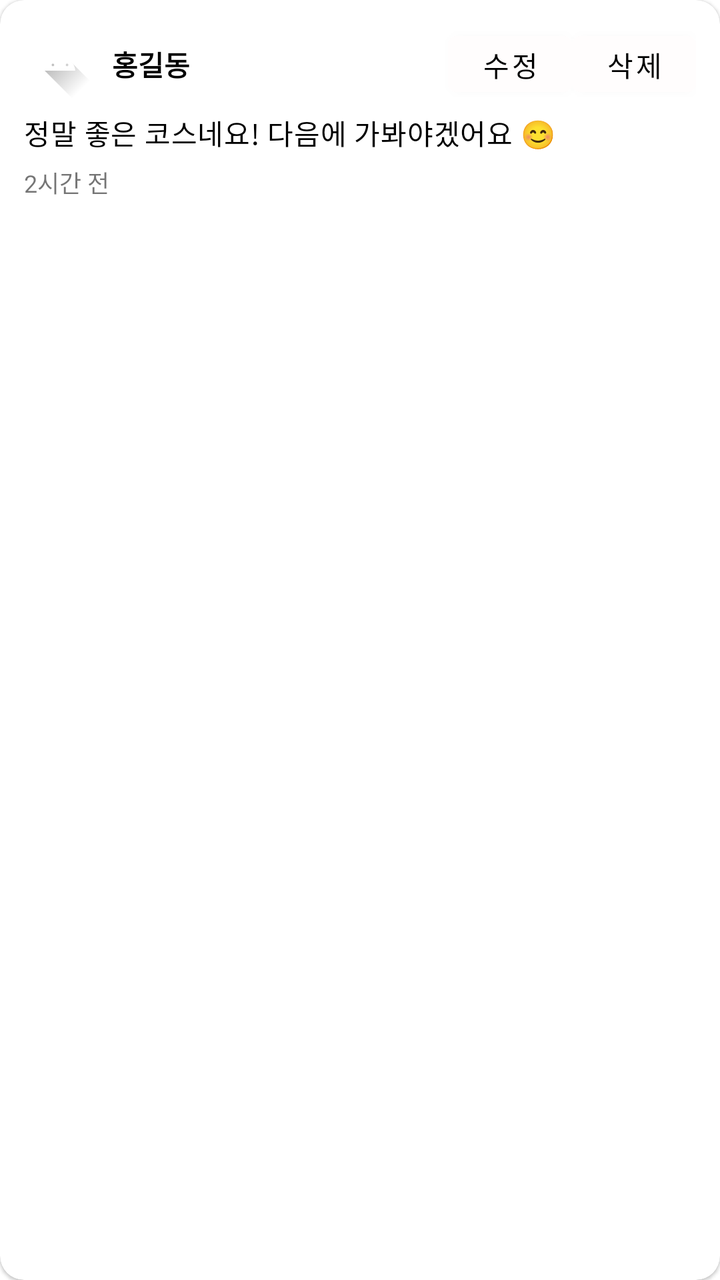
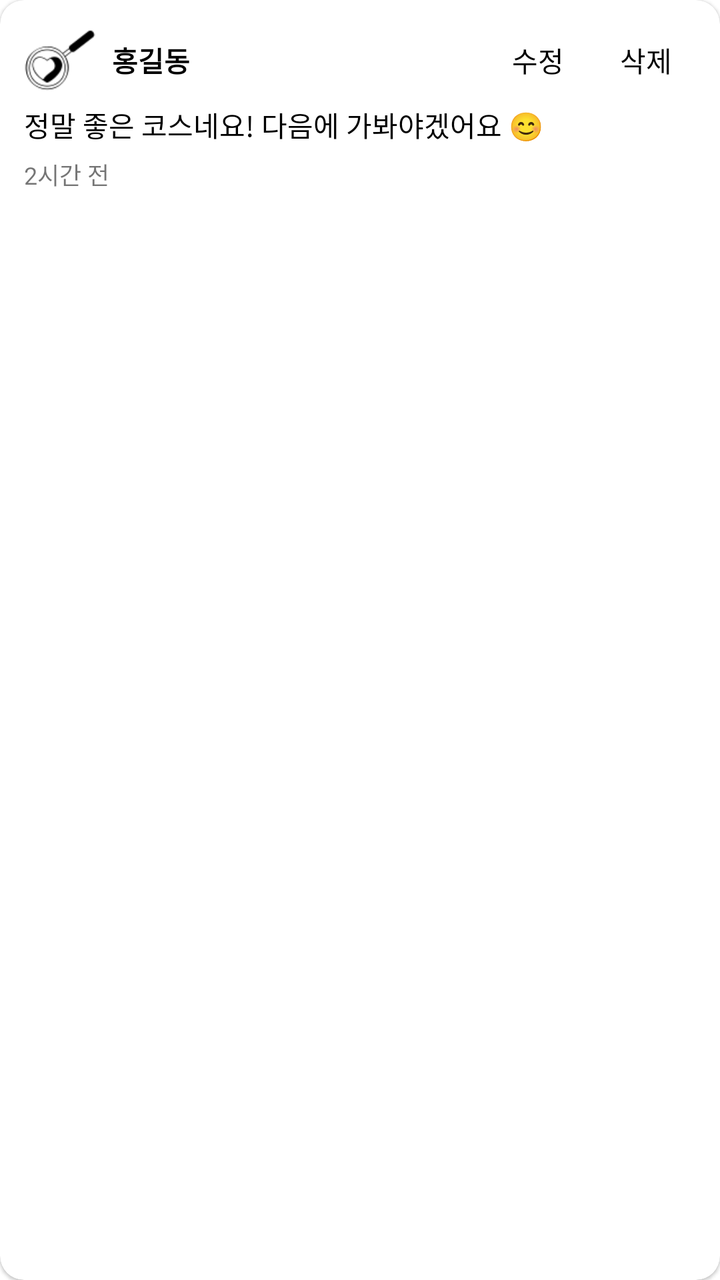

Before-and-after screenshots of an Android layout around one commit, followed by the original layout XML and the change that was made.
<!-- AndroidManifest.xml: application theme Theme.DateCourseRecommendApplication -->
<!-- res/layout/item_comment.xml -->
<?xml version="1.0" encoding="utf-8"?>
<com.google.android.material.card.MaterialCardView
    xmlns:android="http://schemas.android.com/apk/res/android"
    xmlns:app="http://schemas.android.com/apk/res-auto"
    android:id="@+id/commentCard"
    android:layout_width="match_parent"
    android:layout_height="wrap_content"
    android:layout_marginVertical="4dp"
    android:layout_marginHorizontal="8dp"
    app:cardCornerRadius="12dp"
    app:cardElevation="1dp"
    app:strokeWidth="0dp"
    android:backgroundTint="?attr/colorSurface">

    <LinearLayout
        android:layout_width="match_parent"
        android:layout_height="wrap_content"
        android:orientation="vertical"
        android:padding="12dp">

        
        <LinearLayout
            android:layout_width="match_parent"
            android:layout_height="wrap_content"
            android:orientation="horizontal"
            android:gravity="center_vertical"
            android:paddingBottom="4dp">

            <ImageView
                android:id="@+id/commentAuthorImage"
                android:layout_width="36dp"
                android:layout_height="36dp"
                android:src="@drawable/ic_launcher_foreground"
                android:scaleType="centerCrop"
                android:contentDescription="작성자 이미지"
                android:layout_marginEnd="8dp" />

            <TextView
                android:id="@+id/commentAuthorName"
                android:layout_width="0dp"
                android:layout_height="wrap_content"
                android:layout_weight="1"
                android:text="홍길동"
                android:textStyle="bold"
                android:textSize="14sp"
                android:textColor="?attr/colorOnSurface" />

            <Button
                android:id="@+id/btnEdit"
                android:layout_width="62dp"
                android:layout_height="40dp"
                android:text="수정"
                android:backgroundTint="#FFFDFD"
                android:textColor="#000000"
                />

            <Button
                android:id="@+id/btnDelete"
                android:layout_width="62dp"
                android:layout_height="40dp"
                android:text="삭제"
                android:backgroundTint="#FFFDFD"
                android:textColor="#000000"
                />
        </LinearLayout>

        
        <TextView
            android:id="@+id/commentContent"
            android:layout_width="match_parent"
            android:layout_height="wrap_content"
            android:text="정말 좋은 코스네요! 다음에 가봐야겠어요 😊"
            android:textAppearance="@style/TextAppearance.Material3.BodyMedium"
            android:lineSpacingExtra="2dp"
            android:textColor="?attr/colorOnSurface"
            android:paddingBottom="6dp"
            android:visibility="visible" />

        
        <EditText
            android:id="@+id/commentEditField"
            android:layout_width="match_parent"
            android:layout_height="wrap_content"
            android:hint="댓글 수정 중..."
            android:inputType="textCapSentences"
            android:imeOptions="actionDone"
            android:visibility="gone" />

        
        <TextView
            android:id="@+id/commentCreatedAt"
            android:layout_width="wrap_content"
            android:layout_height="wrap_content"
            android:text="2시간 전"
            android:textSize="12sp" />

    </LinearLayout>
</com.google.android.material.card.MaterialCardView>
<!-- resources referenced by this layout -->
<resources>
  <!-- drawable ic_launcher_foreground (drawable) -->
  <vector xmlns:android="http://schemas.android.com/apk/res/android"
      xmlns:aapt="http://schemas.android.com/aapt"
      android:width="108dp"
      android:height="108dp"
      android:viewportWidth="108"
      android:viewportHeight="108">
      <path android:pathData="M31,63.928c0,0 6.4,-11 12.1,-13.1c7.2,-2.6 26,-1.4 26,-1.4l38.1,38.1L107,108.928l-32,-1L31,63.928z">
          <aapt:attr name="android:fillColor">
              <gradient
                  android:endX="85.84757"
                  android:endY="92.4963"
                  android:startX="42.9492"
                  android:startY="49.59793"
                  android:type="linear">
                  <item
                      android:color="#44000000"
                      android:offset="0.0" />
                  <item
                      android:color="#00000000"
                      android:offset="1.0" />
              </gradient>
          </aapt:attr>
      </path>
      <path
          android:fillColor="#FFFFFF"
          android:fillType="nonZero"
          android:pathData="M65.3,45.828l3.8,-6.6c0.2,-0.4 0.1,-0.9 -0.3,-1.1c-0.4,-0.2 -0.9,-0.1 -1.1,0.3l-3.9,6.7c-6.3,-2.8 -13.4,-2.8 -19.7,0l-3.9,-6.7c-0.2,-0.4 -0.7,-0.5 -1.1,-0.3C38.8,38.328 38.7,38.828 38.9,39.228l3.8,6.6C36.2,49.428 31.7,56.028 31,63.928h46C76.3,56.028 71.8,49.428 65.3,45.828zM43.4,57.328c-0.8,0 -1.5,-0.5 -1.8,-1.2c-0.3,-0.7 -0.1,-1.5 0.4,-2.1c0.5,-0.5 1.4,-0.7 2.1,-0.4c0.7,0.3 1.2,1 1.2,1.8C45.3,56.528 44.5,57.328 43.4,57.328L43.4,57.328zM64.6,57.328c-0.8,0 -1.5,-0.5 -1.8,-1.2s-0.1,-1.5 0.4,-2.1c0.5,-0.5 1.4,-0.7 2.1,-0.4c0.7,0.3 1.2,1 1.2,1.8C66.5,56.528 65.6,57.328 64.6,57.328L64.6,57.328z"
          android:strokeWidth="1"
          android:strokeColor="#00000000" />
  </vector>
  <style name="Theme.DateCourseRecommendApplication" parent="Theme.MaterialComponents.DayNight.NoActionBar">
      
  
      
      <item name="colorPrimary">@color/purple_500</item>
      <item name="colorPrimaryVariant">@color/purple_700</item>
      <item name="colorOnPrimary">@color/white</item>
      
      <item name="colorSecondary">@color/teal_200</item>
      <item name="colorSecondaryVariant">@color/teal_700</item>
      <item name="colorOnSecondary">@color/black</item>
      
      <item name="android:statusBarColor">?attr/colorPrimaryVariant</item>
      
  </style>
  <color name="purple_500">#FF6200EE</color>
  <color name="purple_700">#FF3700B3</color>
  <color name="white">#FFFFFFFF</color>
  <color name="teal_200">#FF03DAC5</color>
  <color name="teal_700">#FF018786</color>
  <color name="black">#FF000000</color>
</resources>

<!-- the commit's change to res/layout/item_comment.xml (unified diff, before → after) -->
@@ -30,7 +30,7 @@
                 android:id="@+id/commentAuthorImage"
                 android:layout_width="36dp"
                 android:layout_height="36dp"
-                android:src="@drawable/ic_launcher_foreground"
+                android:src="@drawable/app_icon_64px"
                 android:scaleType="centerCrop"
                 android:contentDescription="작성자 이미지"
                 android:layout_marginEnd="8dp" />
@@ -41,25 +41,34 @@
                 android:layout_height="wrap_content"
                 android:layout_weight="1"
                 android:text="홍길동"
+                android:textColor="@color/black"
                 android:textStyle="bold"
-                android:textSize="14sp"
-                android:textColor="?attr/colorOnSurface" />
+                android:textSize="14sp" />
 
-            <Button
+            <TextView
                 android:id="@+id/btnEdit"
-                android:layout_width="62dp"
-                android:layout_height="40dp"
+                android:layout_width="wrap_content"
+                android:layout_height="wrap_content"
+                android:paddingVertical="4dp"
+                android:paddingHorizontal="12dp"
                 android:text="수정"
-                android:backgroundTint="#FFFDFD"
+                android:clickable="true"
+                android:focusable="true"
+                android:background="@drawable/bg_rounded_white_button"
                 android:textColor="#000000"
+                android:layout_marginEnd="4dp"
                 />
 
-            <Button
+            <TextView
                 android:id="@+id/btnDelete"
-                android:layout_width="62dp"
-                android:layout_height="40dp"
+                android:layout_width="wrap_content"
+                android:layout_height="wrap_content"
+                android:paddingVertical="4dp"
+                android:paddingHorizontal="12dp"
                 android:text="삭제"
-                android:backgroundTint="#FFFDFD"
+                android:clickable="true"
+                android:focusable="true"
+                android:background="@drawable/bg_rounded_white_button"
                 android:textColor="#000000"
                 />
         </LinearLayout>
@@ -70,9 +79,8 @@
             android:layout_width="match_parent"
             android:layout_height="wrap_content"
             android:text="정말 좋은 코스네요! 다음에 가봐야겠어요 😊"
-            android:textAppearance="@style/TextAppearance.Material3.BodyMedium"
+            android:textColor="@color/black"
             android:lineSpacingExtra="2dp"
-            android:textColor="?attr/colorOnSurface"
             android:paddingBottom="6dp"
             android:visibility="visible" />
 
<!-- resource entries referenced after the edit -->
@@ -1,56 +1,38 @@
 <!-- resources referenced by this layout -->
 <resources>
-  <!-- drawable ic_launcher_foreground (drawable) -->
-  <vector xmlns:android="http://schemas.android.com/apk/res/android"
-      xmlns:aapt="http://schemas.android.com/aapt"
-      android:width="108dp"
-      android:height="108dp"
-      android:viewportWidth="108"
-      android:viewportHeight="108">
-      <path android:pathData="M31,63.928c0,0 6.4,-11 12.1,-13.1c7.2,-2.6 26,-1.4 26,-1.4l38.1,38.1L107,108.928l-32,-1L31,63.928z">
-          <aapt:attr name="android:fillColor">
-              <gradient
-                  android:endX="85.84757"
-                  android:endY="92.4963"
-                  android:startX="42.9492"
-                  android:startY="49.59793"
-                  android:type="linear">
-                  <item
-                      android:color="#44000000"
-                      android:offset="0.0" />
-                  <item
-                      android:color="#00000000"
-                      android:offset="1.0" />
-              </gradient>
-          </aapt:attr>
-      </path>
-      <path
-          android:fillColor="#FFFFFF"
-          android:fillType="nonZero"
-          android:pathData="M65.3,45.828l3.8,-6.6c0.2,-0.4 0.1,-0.9 -0.3,-1.1c-0.4,-0.2 -0.9,-0.1 -1.1,0.3l-3.9,6.7c-6.3,-2.8 -13.4,-2.8 -19.7,0l-3.9,-6.7c-0.2,-0.4 -0.7,-0.5 -1.1,-0.3C38.8,38.328 38.7,38.828 38.9,39.228l3.8,6.6C36.2,49.428 31.7,56.028 31,63.928h46C76.3,56.028 71.8,49.428 65.3,45.828zM43.4,57.328c-0.8,0 -1.5,-0.5 -1.8,-1.2c-0.3,-0.7 -0.1,-1.5 0.4,-2.1c0.5,-0.5 1.4,-0.7 2.1,-0.4c0.7,0.3 1.2,1 1.2,1.8C45.3,56.528 44.5,57.328 43.4,57.328L43.4,57.328zM64.6,57.328c-0.8,0 -1.5,-0.5 -1.8,-1.2s-0.1,-1.5 0.4,-2.1c0.5,-0.5 1.4,-0.7 2.1,-0.4c0.7,0.3 1.2,1 1.2,1.8C66.5,56.528 65.6,57.328 64.6,57.328L64.6,57.328z"
-          android:strokeWidth="1"
-          android:strokeColor="#00000000" />
-  </vector>
-  <style name="Theme.DateCourseRecommendApplication" parent="Theme.MaterialComponents.DayNight.NoActionBar">
-      
+  <style name="Theme.DateCourseRecommendApplication" parent="Theme.MaterialComponents.Light.NoActionBar">
   
-      
-      <item name="colorPrimary">@color/purple_500</item>
-      <item name="colorPrimaryVariant">@color/purple_700</item>
-      <item name="colorOnPrimary">@color/white</item>
-      
-      <item name="colorSecondary">@color/teal_200</item>
-      <item name="colorSecondaryVariant">@color/teal_700</item>
-      <item name="colorOnSecondary">@color/black</item>
-      
-      <item name="android:statusBarColor">?attr/colorPrimaryVariant</item>
-      
-  </style>
+          <item name="colorPrimary">@color/purple_500</item>
+          <item name="colorPrimaryVariant">@color/purple_700</item>
+          <item name="colorOnPrimary">@color/white</item>
+  
+          <item name="colorSecondary">@color/teal_200</item>
+          <item name="colorSecondaryVariant">@color/teal_700</item>
+          <item name="colorOnSecondary">@color/black</item>
+  
+          <item name="android:statusBarColor">@color/top_bar_bg</item>
+          <item name="android:windowLightStatusBar">true</item>
+  
+      </style>
   <color name="purple_500">#FF6200EE</color>
   <color name="purple_700">#FF3700B3</color>
   <color name="white">#FFFFFFFF</color>
   <color name="teal_200">#FF03DAC5</color>
   <color name="teal_700">#FF018786</color>
+  <color name="top_bar_bg">#F7C6B8</color>
   <color name="black">#FF000000</color>
+  <!-- drawable app_icon_64px: png bitmap (drawable, 1844 bytes) -->
+  <!-- drawable bg_rounded_white_button (drawable) -->
+  <?xml version="1.0" encoding="utf-8"?>
+  <ripple xmlns:android="http://schemas.android.com/apk/res/android"
+      android:color="#D3D3D3">
+      <item>
+          <shape
+              android:shape="rectangle">
+              <solid android:color="@color/white"/>
+              <corners android:radius="12dp"/> </shape>
+      </item>
+  
+  </ripple>
 </resources>
 
